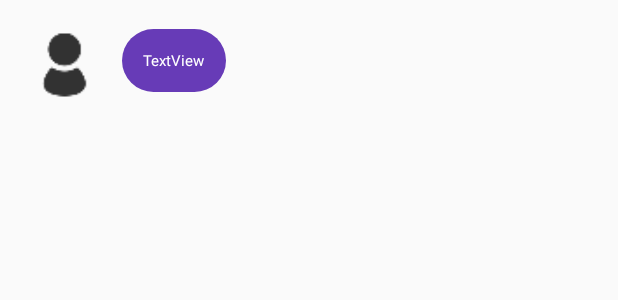
After one commit to Kimsihwan/Datok, an Android app: the layout message_single_layout.xml on its own in the app's theme, with its tools: preview values and no code run, on a phone screen of 412 x 824 dp. The commit adds this screen. Shown: the top 300 px of the screen. Run offline under Robolectric (Android 15) with nearby library versions, the phone set to English and light mode, and no system bars.

Commit message:
메시지 출력구현

```diff
--- /dev/null
+++ b/app/src/main/res/drawable/message_text_background.xml
@@ -0,0 +1,7 @@
+<?xml version="1.0" encoding="utf-8"?>
+<shape xmlns:android="http://schemas.android.com/apk/res/android">
+
+    <solid android:color="@color/colorPrimary"/>
+    <corners android:radius="30dp"/>
+
+</shape>
--- /dev/null
+++ b/app/src/main/res/layout/message_single_layout.xml
@@ -0,0 +1,28 @@
+<?xml version="1.0" encoding="utf-8"?>
+<RelativeLayout xmlns:android="http://schemas.android.com/apk/res/android"
+    android:layout_width="match_parent" android:layout_height="wrap_content"
+    android:padding="15dp"
+    android:id="@+id/message_single_layout">
+
+    <de.hdodenhof.circleimageview.CircleImageView
+        android:layout_width="56dp"
+        android:layout_height="56dp"
+        android:src="@drawable/ic_action_name"
+        android:id="@+id/message_profile_layout"/>
+
+    <TextView
+        android:id="@+id/message_text_layout"
+        android:layout_width="wrap_content"
+        android:layout_height="wrap_content"
+        android:text="TextView"
+        android:textColor="@color/white"
+        android:layout_alignBottom="@+id/message_profile_layout"
+        android:layout_toEndOf="@+id/message_profile_layout"
+
+        android:layout_marginStart="10dp"
+        android:padding="14dp"
+        android:textSize="10dp"
+        android:background="@drawable/message_text_background"
+        android:layout_marginBottom="10dp"/>
+
+</RelativeLayout>
```
Also changed, not shown: app/src/main/java/com/example/test/datok/ChatActivity.java (+156 -1 lines), app/src/main/java/com/example/test/datok/GetTimeAgo.java (added, +58 -0 lines), app/src/main/java/com/example/test/datok/LapitChat.java (+2 -0 lines), app/src/main/java/com/example/test/datok/MainActivity.java (+2 -2 lines), app/src/main/java/com/example/test/datok/MessageAdapter.java (added, +55 -0 lines), app/src/main/java/com/example/test/datok/Messages.java (added, +51 -0 lines), app/src/main/res/layout/activity_chat.xml (+20 -13 lines).
